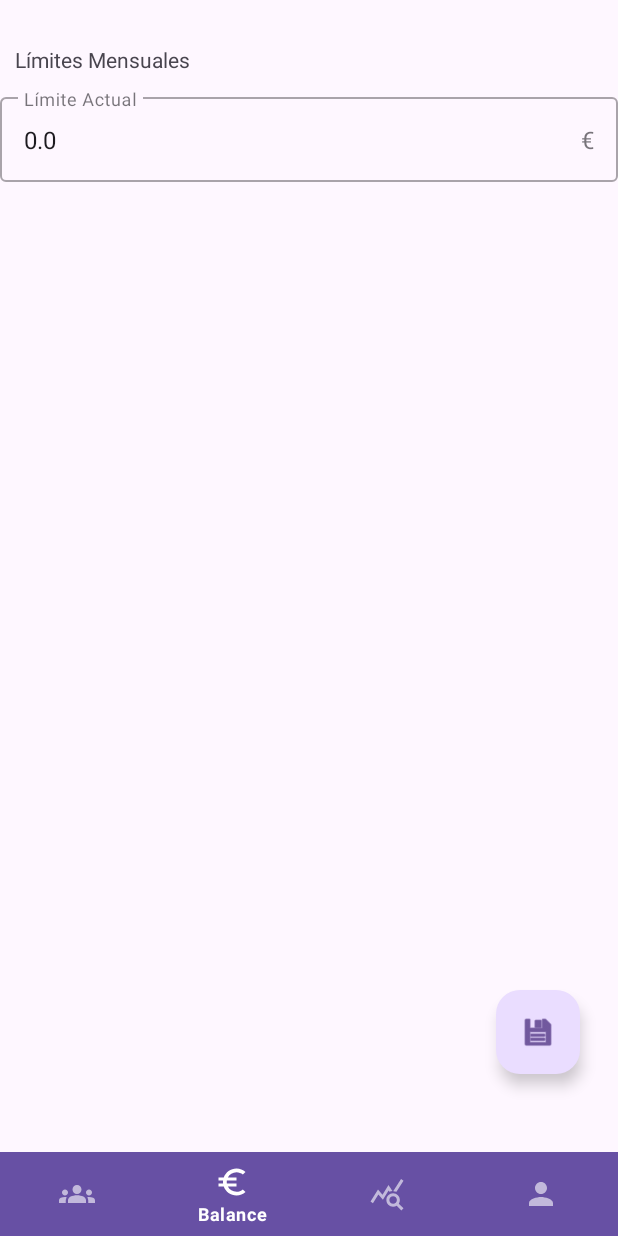
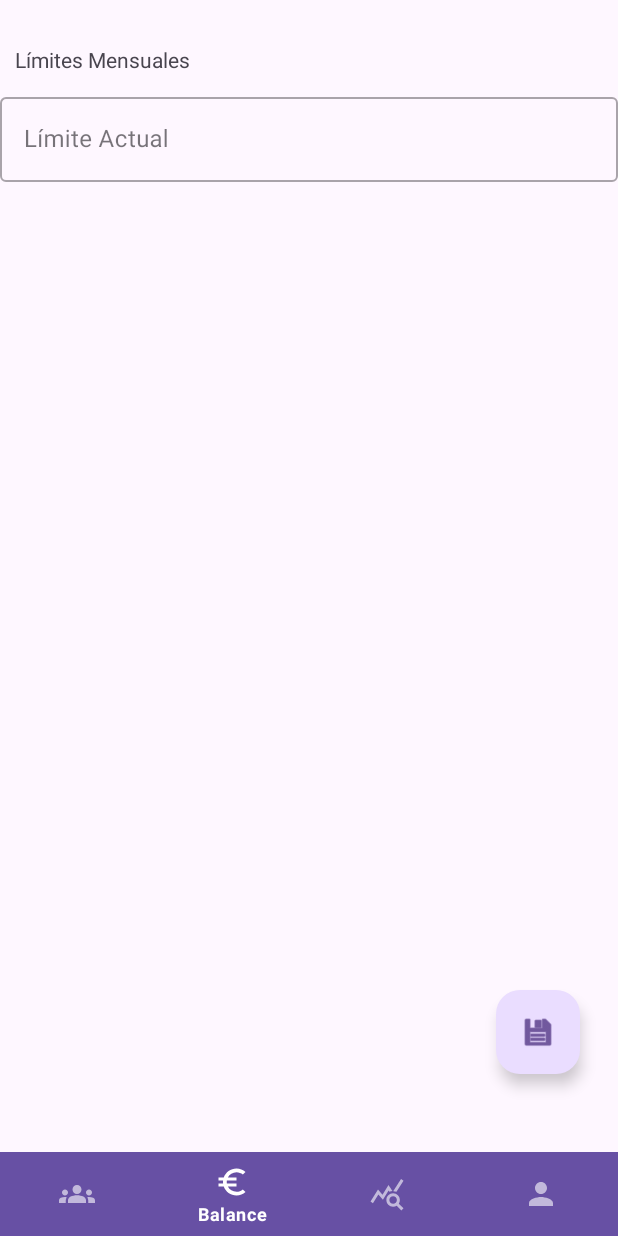
Before and after one commit to JorgeCasatejada/SaveUp, an Android app: the fragment LimitsFragment placed in its activity, on a phone screen of 412 x 824 dp. Run offline under Robolectric (Android 15) with nearby library versions, the phone set to English and light mode, and no system bars; our stand-ins replace Firebase (no records; nobody signed in at launch, a user with empty details on screens opened directly).

Commit message:
Persistencia límites

```diff
--- a/app/src/main/java/com/example/saveup/MainViewModel.kt
+++ b/app/src/main/java/com/example/saveup/MainViewModel.kt
@@ -24,6 +24,7 @@
     val allUserTransactions: MutableLiveData<List<Transaction>> = MutableLiveData()
     val showedMainTransactions: MutableLiveData<List<Transaction>> = MutableLiveData()
     val appliedTransactionFilter: MutableLiveData<Int> = MutableLiveData(0)
+    val monthlyLimit: MutableLiveData<Double?> = MutableLiveData()
 
     init {
         Log.d("MainViewModel", "Se inicializa el viewModel")
@@ -53,14 +54,6 @@
         val filteredList = transactionManager.getFilteredTransactionsList(filter)
         Log.d("MainViewModel", "Nuevo valor para showedMainTransactions: $filteredList")
         showedMainTransactions.postValue(filteredList)
-    }
-
-    fun groupedTransactionsByYear(year: Int): MutableMap<Int, MutableList<Transaction>>? {
-        return transactionManager.getGroupedTransactions(year)
-    }
-
-    fun groupedCategories(year: Int, showExpenses: Boolean): MutableMap<Category, Double>? {
-        return transactionManager.getCategories(year, showExpenses)
     }
 
     fun getStrBalance(): String {
@@ -120,4 +113,33 @@
         auth.signOut()
     }
 
+
+    // ------------------ GraphsFragment ------------------
+    fun groupedTransactionsByYear(year: Int): MutableMap<Int, MutableList<Transaction>>? {
+        return transactionManager.getGroupedTransactions(year)
+    }
+
+    fun groupedCategories(year: Int, showExpenses: Boolean): MutableMap<Category, Double>? {
+        return transactionManager.getCategories(year, showExpenses)
+    }
+
+    // ------------------ LimitsFragment ------------------
+    fun getLimit() {
+        viewModelScope.launch(Dispatchers.IO) {
+            Log.d("MainViewModel", "Se intenta obtener el límite del usuario")
+            val limit = repository.getMonthlyLimit()
+            Log.d("MainViewModel", "Nuevo valor para límite mensual: $limit")
+            monthlyLimit.postValue(limit)
+        }
+    }
+
+    fun updateLimit(limit: Double) {
+        viewModelScope.launch(Dispatchers.IO) {
+            Log.d("MainViewModel", "Se intenta modificar el límite del usuario")
+            repository.updateMonthlyLimit(limit)
+            Log.d("MainViewModel", "Nuevo valor para límite mensual: $limit")
+            monthlyLimit.postValue(limit)
+        }
+    }
+
 }
--- /dev/null
+++ b/app/src/main/java/com/example/saveup/model/firestore/FireUser.kt
@@ -0,0 +1,6 @@
+package com.example.saveup.model.firestore
+
+data class FireUser(
+    val email: String = "",
+    val monthlyLimit: Double? = null,
+)
--- a/app/src/main/java/com/example/saveup/repositorios/TransactionsRepository.kt
+++ b/app/src/main/java/com/example/saveup/repositorios/TransactionsRepository.kt
@@ -3,6 +3,7 @@
 import android.util.Log
 import com.example.saveup.model.Transaction
 import com.example.saveup.model.firestore.FireTransaction
+import com.example.saveup.model.firestore.FireUser
 import com.google.firebase.auth.FirebaseAuth
 import com.google.firebase.firestore.FirebaseFirestore
 import kotlinx.coroutines.Dispatchers
@@ -118,4 +119,45 @@
         }
     }
 
+    suspend fun updateMonthlyLimit(limit: Double) {
+        withContext(Dispatchers.IO) {
+            db.collection("users")
+                .document(auth.currentUser!!.uid)
+                .update("monthlyLimit", limit).addOnCompleteListener {
+                    if (it.isSuccessful) {
+                        Log.d(
+                            "Repository",
+                            "Respuesta exitosa de firebase al modificar el límite mensual"
+                        )
+                    } else {
+                        Log.d(
+                            "Repository",
+                            "Respuesta fallida de firebase al modificar el límite mensual"
+                        )
+                    }
+                }
+        }
+    }
+
+    suspend fun getMonthlyLimit(): Double? {
+        return withContext(Dispatchers.IO) {
+            return@withContext db.collection("users")
+                .document(auth.currentUser!!.uid)
+                .get().addOnCompleteListener {
+                    if (it.isSuccessful) {
+                        Log.d(
+                            "Repository",
+                            "Respuesta exitosa de firebase al modificar el límite mensual"
+                        )
+                    } else {
+                        Log.d(
+                            "Repository",
+                            "Respuesta fallida de firebase al modificar el límite mensual"
+                        )
+                    }
+                }
+                .await().toObject(FireUser::class.java)?.monthlyLimit
+        }
+    }
+
 }
--- a/app/src/main/java/com/example/saveup/ui/statistics/LimitsFragment.kt
+++ b/app/src/main/java/com/example/saveup/ui/statistics/LimitsFragment.kt
@@ -1,16 +1,15 @@
 package com.example.saveup.ui.statistics
 
 import android.os.Bundle
-import androidx.fragment.app.Fragment
 import android.view.LayoutInflater
 import android.view.View
 import android.view.ViewGroup
+import androidx.fragment.app.Fragment
 import androidx.lifecycle.ViewModelProvider
 import com.example.saveup.MainViewModel
-import com.example.saveup.R
-import com.example.saveup.databinding.FragmentGraphsBinding
 import com.example.saveup.databinding.FragmentLimitsBinding
 import com.example.saveup.model.Account
+import java.util.Locale
 
 class LimitsFragment : Fragment() {
     private var _binding: FragmentLimitsBinding? = null
@@ -37,18 +36,40 @@
 
         viewModel = ViewModelProvider(requireActivity())[MainViewModel::class.java]
 
-        //if (!viewModel)
+        if (!viewModel!!.monthlyLimit.isInitialized) {
+            viewModel!!.getLimit()
+        }
+
         initializeVariables()
 
         return binding.root
     }
 
+    override fun onViewCreated(view: View, savedInstanceState: Bundle?) {
+        super.onViewCreated(view, savedInstanceState)
+        viewModel?.monthlyLimit?.observe(viewLifecycleOwner) {
+            setLimit(it)
+        }
+    }
+
     private fun initializeVariables() {
-        // TODO: obtener el texto de el monthlylimit actual
-        binding.etLimit.setText("0.0")
+        binding.saveFab.setOnClickListener {
+            // TODO: validar límite
+            val newLimit = binding.etLimit.text.toString()
+            if (newLimit.isNotBlank()) {
+                val limit = newLimit.toDouble()
+                if (limit > 0.01) {
+                    viewModel?.updateLimit(limit)
+                }
+            }
+        }
+    }
 
-        binding.saveFab.setOnClickListener {
-            // TODO: guardar o actualizar el monthlylimit
+    private fun setLimit(limit: Double?) {
+        if (limit == null) {
+            binding.etLimit.setText("")
+        } else {
+            binding.etLimit.setText(String.format(Locale.getDefault(), "%.2f", limit))
         }
     }
 
```
